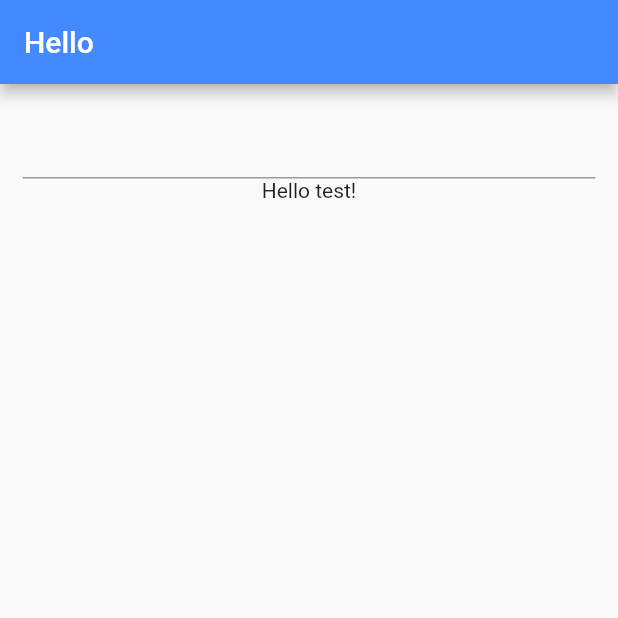
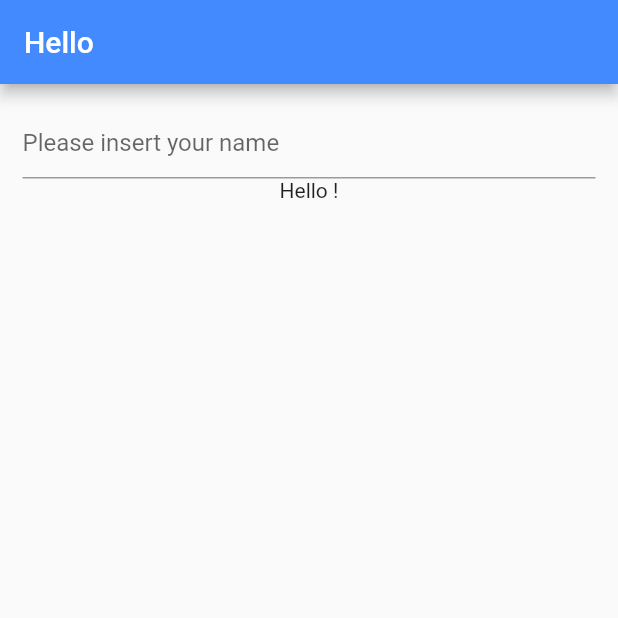
Before and after one commit to pratiksinghchauhan/trip-cost-calculator, a Flutter app: the screen it shows after launch, on a phone screen of 412 x 824 dp, the top half of it. Run offline on Flutter 3.47's test engine with Material 2 defaults, Android fonts, the phone set to English and light mode, and no system bars.

Commit message:
finalized hello you application

```diff
--- a/lib/ui/home.dart
+++ b/lib/ui/home.dart
@@ -6,7 +6,7 @@ class HelloYou extends StatefulWidget {
 }
 
 class _HelloYouState extends State<HelloYou> {
-  String name = 'test';
+  String name = '';
   @override
   Widget build(BuildContext context) {
     return Scaffold(
@@ -19,6 +19,8 @@ class _HelloYouState extends State<HelloYou> {
           child: Column(
             children: [
               TextField(
+                decoration:
+                    InputDecoration(hintText: "Please insert your name"),
                 onChanged: (String string) {
                   setState(() {
                     name = string;
```
